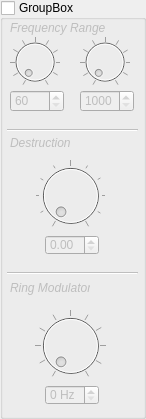
Above: src/config_radio_groupbox.ui from thorwe/CrossTalk before the change. Below: the same form after it.
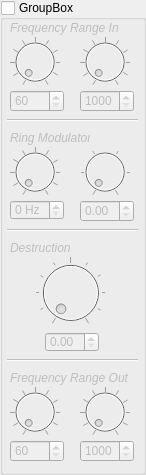
That is the form after the change.

Patch:
```diff
--- a/src/config_radio_groupbox.ui
+++ b/src/config_radio_groupbox.ui
@@ -7,7 +7,7 @@
     <x>0</x>
     <y>0</y>
     <width>146</width>
-    <height>419</height>
+    <height>475</height>
    </rect>
   </property>
   <property name="windowTitle">
@@ -26,7 +26,7 @@
    <property name="geometry">
     <rect>
      <x>7</x>
-     <y>120</y>
+     <y>110</y>
      <width>131</width>
      <height>20</height>
     </rect>
@@ -99,7 +99,7 @@
     <rect>
      <x>10</x>
      <y>20</y>
-     <width>111</width>
+     <width>121</width>
      <height>16</height>
     </rect>
    </property>
@@ -111,7 +111,7 @@
     </font>
    </property>
    <property name="text">
-    <string notr="true">Frequency Range</string>
+    <string notr="true">Frequency Range In</string>
    </property>
   </widget>
   <widget class="QDoubleSpinBox" name="doubleSpinBox_bw">
@@ -168,7 +168,7 @@
    <property name="geometry">
     <rect>
      <x>10</x>
-     <y>135</y>
+     <y>240</y>
      <width>71</width>
      <height>16</height>
     </rect>
@@ -186,7 +186,7 @@
    <property name="geometry">
     <rect>
      <x>35</x>
-     <y>150</y>
+     <y>247</y>
      <width>71</width>
      <height>91</height>
     </rect>
@@ -205,7 +205,7 @@
    <property name="geometry">
     <rect>
      <x>45</x>
-     <y>235</y>
+     <y>332</y>
      <width>54</width>
      <height>20</height>
     </rect>
@@ -221,7 +221,7 @@
    <property name="geometry">
     <rect>
      <x>7</x>
-     <y>263</y>
+     <y>220</y>
      <width>131</width>
      <height>20</height>
     </rect>
@@ -234,7 +234,7 @@
    <property name="geometry">
     <rect>
      <x>10</x>
-     <y>280</y>
+     <y>130</y>
      <width>80</width>
      <height>16</height>
     </rect>
@@ -251,10 +251,10 @@
   <widget class="QDial" name="dial_rm">
    <property name="geometry">
     <rect>
-     <x>35</x>
-     <y>300</y>
-     <width>71</width>
-     <height>91</height>
+     <x>10</x>
+     <y>140</y>
+     <width>50</width>
+     <height>64</height>
     </rect>
    </property>
    <property name="maximum">
@@ -276,8 +276,8 @@
   <widget class="QDoubleSpinBox" name="doubleSpinBox_rm">
    <property name="geometry">
     <rect>
-     <x>45</x>
-     <y>385</y>
+     <x>10</x>
+     <y>200</y>
      <width>54</width>
      <height>20</height>
     </rect>
@@ -295,6 +295,207 @@
     <double>100.000000000000000</double>
    </property>
   </widget>
+  <widget class="QDial" name="dial_rm_mix">
+   <property name="geometry">
+    <rect>
+     <x>80</x>
+     <y>140</y>
+     <width>50</width>
+     <height>64</height>
+    </rect>
+   </property>
+   <property name="toolTip">
+    <string>Mix</string>
+   </property>
+   <property name="minimum">
+    <number>0</number>
+   </property>
+   <property name="maximum">
+    <number>100</number>
+   </property>
+   <property name="singleStep">
+    <number>10</number>
+   </property>
+   <property name="pageStep">
+    <number>100</number>
+   </property>
+   <property name="value">
+    <number>0</number>
+   </property>
+   <property name="notchTarget">
+    <double>9.699999999999999</double>
+   </property>
+   <property name="notchesVisible">
+    <bool>true</bool>
+   </property>
+  </widget>
+  <widget class="QDoubleSpinBox" name="doubleSpinBox_rm_mix">
+   <property name="geometry">
+    <rect>
+     <x>80</x>
+     <y>200</y>
+     <width>54</width>
+     <height>22</height>
+    </rect>
+   </property>
+   <property name="suffix">
+    <string notr="true"/>
+   </property>
+   <property name="decimals">
+    <number>2</number>
+   </property>
+   <property name="minimum">
+    <double>0.000000000000000</double>
+   </property>
+   <property name="maximum">
+    <double>1.000000000000000</double>
+   </property>
+   <property name="singleStep">
+    <double>0.100000000000000</double>
+   </property>
+  </widget>
+  <widget class="Line" name="line_3">
+   <property name="geometry">
+    <rect>
+     <x>7</x>
+     <y>350</y>
+     <width>131</width>
+     <height>20</height>
+    </rect>
+   </property>
+   <property name="orientation">
+    <enum>Qt::Horizontal</enum>
+   </property>
+  </widget>
+  <widget class="QLabel" name="label_bp_out">
+   <property name="geometry">
+    <rect>
+     <x>10</x>
+     <y>370</y>
+     <width>121</width>
+     <height>16</height>
+    </rect>
+   </property>
+   <property name="font">
+    <font>
+     <weight>50</weight>
+     <italic>true</italic>
+     <bold>false</bold>
+    </font>
+   </property>
+   <property name="text">
+    <string notr="true">Frequency Range Out</string>
+   </property>
+  </widget>
+  <widget class="QDoubleSpinBox" name="doubleSpinBox_out_lo">
+   <property name="geometry">
+    <rect>
+     <x>10</x>
+     <y>440</y>
+     <width>54</width>
+     <height>22</height>
+    </rect>
+   </property>
+   <property name="decimals">
+    <number>0</number>
+   </property>
+   <property name="minimum">
+    <double>60.000000000000000</double>
+   </property>
+   <property name="maximum">
+    <double>999.000000000000000</double>
+   </property>
+   <property name="singleStep">
+    <double>10.000000000000000</double>
+   </property>
+   <property name="value">
+    <double>60.000000000000000</double>
+   </property>
+  </widget>
+  <widget class="QDial" name="dial_out_lo">
+   <property name="geometry">
+    <rect>
+     <x>10</x>
+     <y>380</y>
+     <width>50</width>
+     <height>64</height>
+    </rect>
+   </property>
+   <property name="minimum">
+    <number>60</number>
+   </property>
+   <property name="maximum">
+    <number>999</number>
+   </property>
+   <property name="singleStep">
+    <number>10</number>
+   </property>
+   <property name="pageStep">
+    <number>100</number>
+   </property>
+   <property name="value">
+    <number>60</number>
+   </property>
+   <property name="notchTarget">
+    <double>9.699999999999999</double>
+   </property>
+   <property name="notchesVisible">
+    <bool>true</bool>
+   </property>
+  </widget>
+  <widget class="QDial" name="dial_out_hi">
+   <property name="geometry">
+    <rect>
+     <x>80</x>
+     <y>380</y>
+     <width>50</width>
+     <height>64</height>
+    </rect>
+   </property>
+   <property name="minimum">
+    <number>1000</number>
+   </property>
+   <property name="maximum">
+    <number>6000</number>
+   </property>
+   <property name="singleStep">
+    <number>10</number>
+   </property>
+   <property name="pageStep">
+    <number>100</number>
+   </property>
+   <property name="notchTarget">
+    <double>9.699999999999999</double>
+   </property>
+   <property name="notchesVisible">
+    <bool>true</bool>
+   </property>
+  </widget>
+  <widget class="QDoubleSpinBox" name="doubleSpinBox_out_hi">
+   <property name="geometry">
+    <rect>
+     <x>80</x>
+     <y>440</y>
+     <width>54</width>
+     <height>22</height>
+    </rect>
+   </property>
+   <property name="suffix">
+    <string notr="true"/>
+   </property>
+   <property name="decimals">
+    <number>0</number>
+   </property>
+   <property name="minimum">
+    <double>1000.000000000000000</double>
+   </property>
+   <property name="maximum">
+    <double>6000.000000000000000</double>
+   </property>
+   <property name="singleStep">
+    <double>10.000000000000000</double>
+   </property>
+  </widget>
  </widget>
  <resources/>
  <connections/>
```
Left out of the diff: 14 changed lines with no effect on the pictures.
